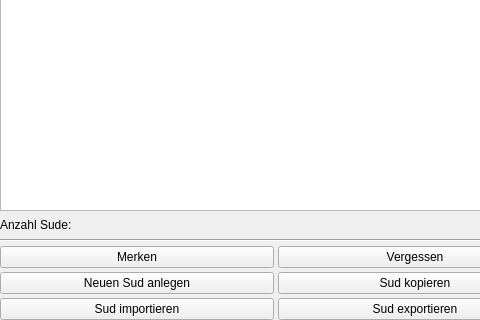
This is kleiner-brauhelfer/tabsudauswahl.ui in kleiner-brauhelfer/kleiner-brauhelfer-2 as Qt 5 draws it before an edit; both pictures show x 0 to 480 and y 171 to 491 of the 980 by 491 pixel window. The edited form follows.
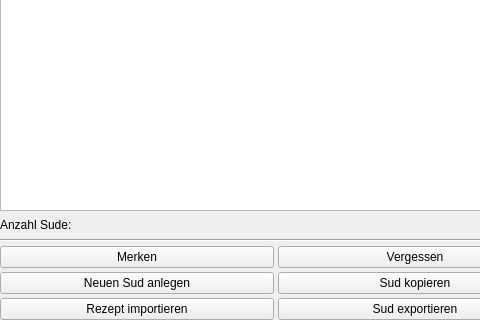
This is the edited form. Custom widgets are drawn as their Qt base class.

The edit to the form file:
```diff
--- a/kleiner-brauhelfer/tabsudauswahl.ui
+++ b/kleiner-brauhelfer/tabsudauswahl.ui
@@ -245,7 +245,7 @@
          <item row="2" column="0">
           <widget class="QPushButton" name="btnImportieren">
            <property name="text">
-            <string>Sud importieren</string>
+            <string>Rezept importieren</string>
            </property>
           </widget>
          </item>
```
